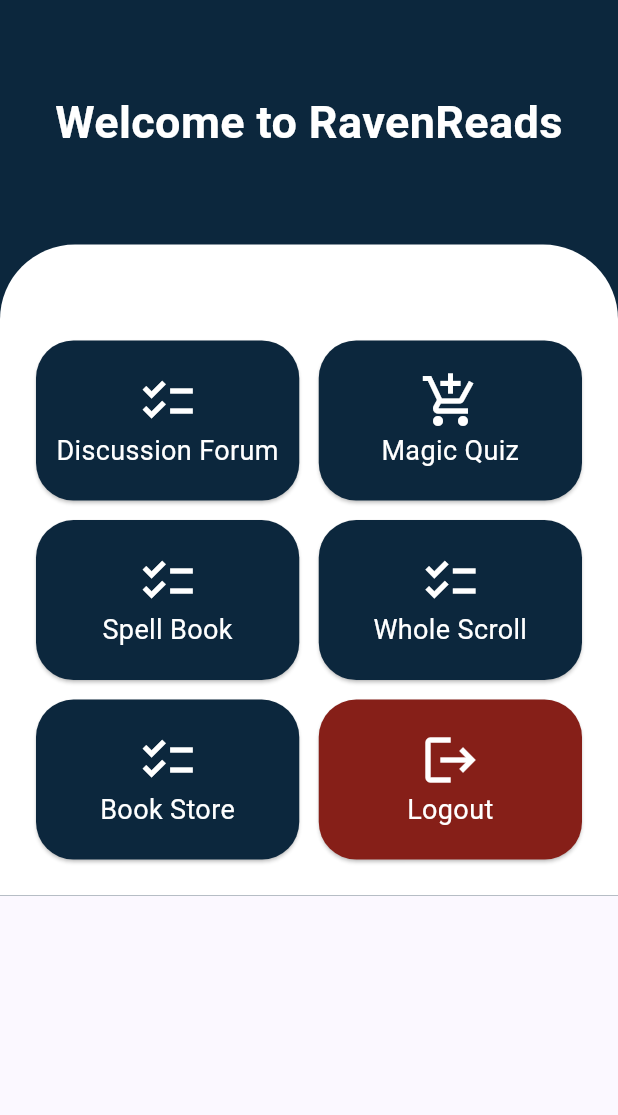
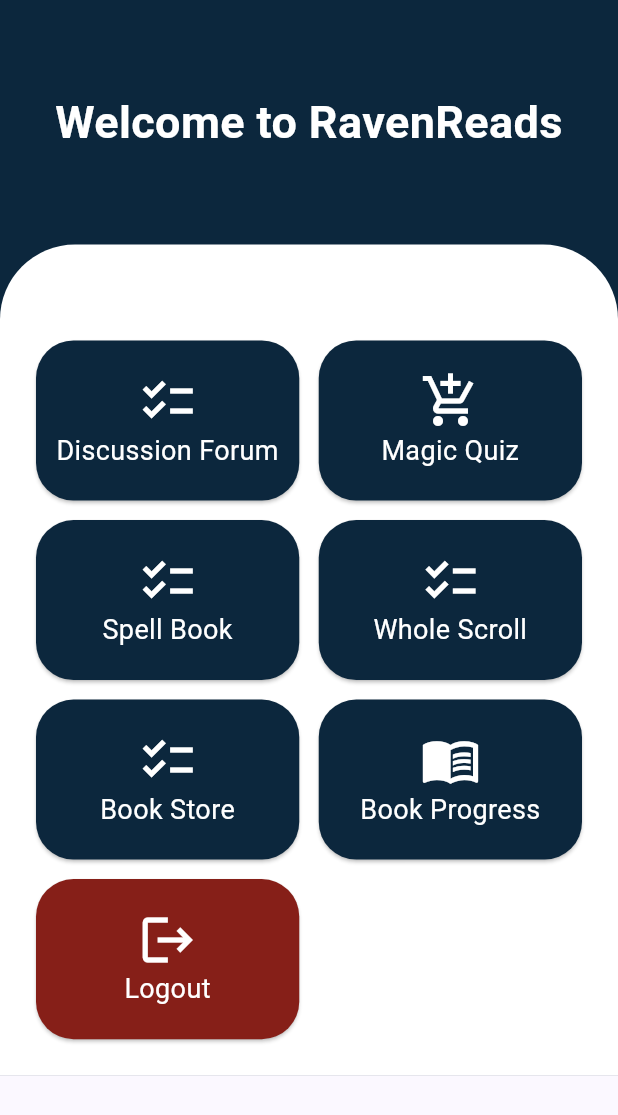
Before and after one commit to PBP-C2/RavenReads_mobile, a Flutter app: the MyHomePage screen opened directly, on a phone screen of 412 x 824 dp. Shown: the top 1115 px of the screen. Run offline on Flutter 3.47's test engine with Material 3 defaults, Android fonts, the phone set to English and light mode, and no system bars; missing offline and left inert: pbp_django_auth; accounts and stored records are empty; Roboto replaces fonts that are missing (Poppins).

Commit message:
Menambahkan card Book Progress di main page

```diff
--- a/lib/main.dart
+++ b/lib/main.dart
@@ -1,4 +1,5 @@
 import 'package:flutter/material.dart';
+import 'package:raven_reads_mobile/screens/book_progress/book_progress.dart';
 import 'package:raven_reads_mobile/screens/book_store/book_store.dart';
 import 'package:raven_reads_mobile/screens/login/login.dart';
 import 'package:raven_reads_mobile/screens/magic_quiz/quiz_page.dart';
@@ -57,17 +58,22 @@ class _MyHomePageState extends State<MyHomePage> {
   // always marked "final".;
 
   final List<ShopItem> items = [
-    ShopItem("Discussion Forum", Icons.checklist, const Color.fromARGB(255, 12, 39, 61)),
-    ShopItem("Magic Quiz", Icons.add_shopping_cart, const Color.fromARGB(255, 12, 39, 61)),
-    ShopItem("Spell Book", Icons.checklist, const Color.fromARGB(255, 12, 39, 61)),
-    ShopItem("Whole Scroll", Icons.checklist, const Color.fromARGB(255, 12, 39, 61)),
-    ShopItem("Book Store", Icons.checklist, const Color.fromARGB(255, 12, 39, 61)),
+    ShopItem("Discussion Forum", Icons.checklist,
+        const Color.fromARGB(255, 12, 39, 61)),
+    ShopItem("Magic Quiz", Icons.add_shopping_cart,
+        const Color.fromARGB(255, 12, 39, 61)),
+    ShopItem(
+        "Spell Book", Icons.checklist, const Color.fromARGB(255, 12, 39, 61)),
+    ShopItem(
+        "Whole Scroll", Icons.checklist, const Color.fromARGB(255, 12, 39, 61)),
+    ShopItem(
+        "Book Store", Icons.checklist, const Color.fromARGB(255, 12, 39, 61)),
+    ShopItem("Book Progress", Icons.menu_book_outlined,
+        const Color.fromARGB(255, 12, 39, 61)),
     ShopItem("Logout", Icons.logout, const Color.fromARGB(255, 134, 31, 24)),
   ];
 
-
-
-   @override
+  @override
   Widget build(BuildContext context) {
     return Scaffold(
       drawer: const LeftDrawer(),
@@ -77,9 +83,11 @@ class _MyHomePageState extends State<MyHomePage> {
           child: Column(
             children: <Widget>[
               Container(
-                color: const Color.fromARGB(255, 12, 39, 61), // Top section color
+                color:
+                    const Color.fromARGB(255, 12, 39, 61), // Top section color
                 width: double.infinity,
-                padding: const EdgeInsets.symmetric(vertical: 60.0), // Increased vertical padding
+                padding: const EdgeInsets.symmetric(
+                    vertical: 60.0), // Increased vertical padding
                 child: const Text(
                   'Welcome to RavenReads',
                   textAlign: TextAlign.center,
@@ -99,7 +107,8 @@ class _MyHomePageState extends State<MyHomePage> {
                     topRight: Radius.circular(50),
                   ),
                 ),
-                padding: const EdgeInsets.fromLTRB(20, 60, 20, 20), // Padding adjusted for curved top and spacing
+                padding: const EdgeInsets.fromLTRB(20, 60, 20,
+                    20), // Padding adjusted for curved top and spacing
                 child: GridView.builder(
                   gridDelegate: const SliverGridDelegateWithFixedCrossAxisCount(
                     crossAxisCount: 2, // Number of columns
@@ -136,17 +145,16 @@ class ShopCard extends StatelessWidget {
   final ShopItem item;
   const ShopCard(this.item, {super.key}); // Constructor
 
-
   @override
   Widget build(BuildContext context) {
-  final request = context.watch<CookieRequest>();
+    final request = context.watch<CookieRequest>();
     return Card(
       color: item.color,
       shape: RoundedRectangleBorder(
         borderRadius: BorderRadius.circular(25), // Rounded corners
       ),
       child: InkWell(
-          onTap: () async {
+        onTap: () async {
           // Memunculkan SnackBar ketika diklik
           ScaffoldMessenger.of(context)
             ..hideCurrentSnackBar()
@@ -169,6 +177,11 @@ class ShopCard extends StatelessWidget {
           } else if (item.name == "Book Store") {
             Navigator.push(context,
                 MaterialPageRoute(builder: (context) => const BookStorePage()));
+          } else if (item.name == "Book Progress") {
+            Navigator.push(
+                context,
+                MaterialPageRoute(
+                    builder: (context) => const BookProgressionPage()));
           } else if (item.name == "Logout") {
             final response = await request.logout(
                 "https://ravenreads-c02-tk.pbp.cs.ui.ac.id/auth/logout/");
```
